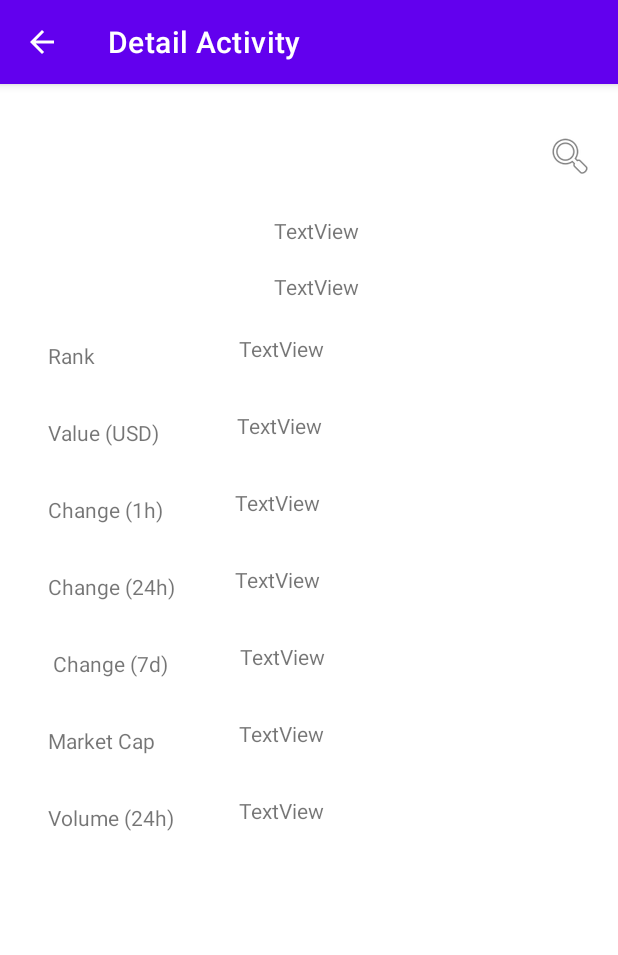
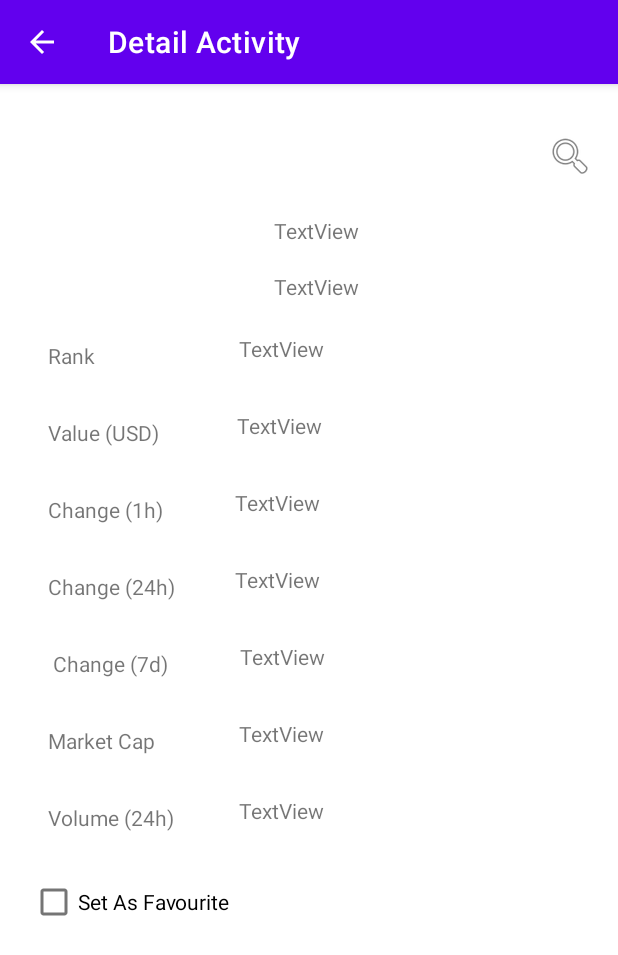
Before and after one commit to z5360660/INFS3634-Lab, an Android app: the DetailActivity screen opened directly, with no data from a screen before it, on a phone screen of 412 x 824 dp. Shown: the top 955 px of the screen. Run offline under Robolectric (Android 15) with nearby library versions, the phone set to English and light mode, and no system bars; our stand-ins replace Firebase (no records; nobody signed in at launch, a user with empty details on screens opened directly), Room's generated code; 1 statement that could not run was skipped.

Commit message:
Week 10 tut

```diff
--- a/app/build.gradle
+++ b/app/build.gradle
@@ -1,5 +1,6 @@
 plugins {
     id 'com.android.application'
+    id 'com.google.gms.google-services'
 }
 
 android {
@@ -33,6 +34,7 @@ dependencies {
     implementation 'androidx.appcompat:appcompat:1.5.1'
     implementation 'com.google.android.material:material:1.7.0'
     implementation 'androidx.constraintlayout:constraintlayout:2.1.4'
+    implementation 'com.google.firebase:firebase-auth:21.1.0'
     testImplementation 'junit:junit:4.13.2'
     androidTestImplementation 'androidx.test.ext:junit:1.1.4'
     androidTestImplementation 'androidx.test.espresso:espresso-core:3.5.0'
@@ -44,5 +46,7 @@ dependencies {
     implementation 'com.squareup.retrofit2:retrofit:2.9.0'
     implementation 'com.squareup.retrofit2:converter-gson:2.9.0'
     implementation 'androidx.room:room-runtime:2.5.2'
+    implementation 'com.firebaseui:firebase-ui-auth:8.0.2'
+    implementation 'com.google.firebase:firebase-database:20.2.2'
     annotationProcessor 'androidx.room:room-compiler:2.5.2'
 }
--- a/app/src/main/java/au/edu/unsw/infs3634_lab/DetailActivity.java
+++ b/app/src/main/java/au/edu/unsw/infs3634_lab/DetailActivity.java
@@ -9,8 +9,15 @@ import android.os.Bundle;
 import android.util.Log;
 import android.view.View;
 import android.widget.Button;
+import android.widget.CheckBox;
+import android.widget.CompoundButton;
 import android.widget.ImageView;
 import android.widget.TextView;
+
+import com.google.firebase.auth.FirebaseAuth;
+import com.google.firebase.auth.FirebaseUser;
+import com.google.firebase.database.DatabaseReference;
+import com.google.firebase.database.FirebaseDatabase;
 
 import java.util.ArrayList;
 import java.util.concurrent.Executors;
@@ -48,6 +55,13 @@ public class DetailActivity extends AppCompatActivity {
         TextView volume = findViewById(R.id.CryptoVolume24h);
         TextView marketCap = findViewById(R.id.CryptoMarketCap);
         ImageView searchButton = findViewById(R.id.SearchButton);
+        CheckBox FavouriteCheckbox = findViewById(R.id.FavouriteCheckbox);
+
+        FirebaseUser currentUser = FirebaseAuth.getInstance().getCurrentUser();
+
+        FirebaseDatabase database = FirebaseDatabase.getInstance();
+        DatabaseReference myRef = database.getReference(currentUser.getUid());
+
 
 
         // Get the intent that started this activity and extract the string
@@ -84,6 +98,23 @@ public class DetailActivity extends AppCompatActivity {
                                 }
                             });
 
+                            FavouriteCheckbox.setOnCheckedChangeListener(new CompoundButton.OnCheckedChangeListener() {
+                                @Override
+                                public void onCheckedChanged(CompoundButton compoundButton, boolean b) {
+                                    if (b) {
+
+
+
+                                        myRef.setValue(crypto.getSymbol());
+                                    } else {
+
+                                        myRef.setValue("");
+
+                                    }
+
+                                }
+                            });
+
                         }
                     });
                 }
--- a/app/src/main/res/layout/activity_detail.xml
+++ b/app/src/main/res/layout/activity_detail.xml
@@ -186,4 +186,16 @@
         android:text="TextView"
         app:layout_constraintStart_toEndOf="@+id/textView4"
         app:layout_constraintTop_toBottomOf="@+id/CryptoValue" />
+
+    <CheckBox
+        android:id="@+id/FavouriteCheckbox"
+        android:layout_width="wrap_content"
+        android:layout_height="wrap_content"
+        android:text="Set As Favourite"
+        app:layout_constraintBottom_toBottomOf="parent"
+        app:layout_constraintEnd_toEndOf="parent"
+        app:layout_constraintHorizontal_bias="0.072"
+        app:layout_constraintStart_toStartOf="parent"
+        app:layout_constraintTop_toBottomOf="@+id/textView8"
+        app:layout_constraintVertical_bias="0.103" />
 </androidx.constraintlayout.widget.ConstraintLayout>
--- a/build.gradle
+++ b/build.gradle
@@ -1,4 +1,8 @@
-// Top-level build file where you can add configuration options common to all sub-projects/modules.
+buildscript {
+    dependencies {
+        classpath 'com.google.gms:google-services:4.3.14'
+    }
+}// Top-level build file where you can add configuration options common to all sub-projects/modules.
 plugins {
     id 'com.android.application' version '7.3.1' apply false
     id 'com.android.library' version '7.3.1' apply false
```
Also changed, not shown: app/src/main/AndroidManifest.xml (+13 -6 lines), app/src/main/java/au/edu/unsw/infs3634_lab/LoginActivity.java (added, +68 -0 lines).
